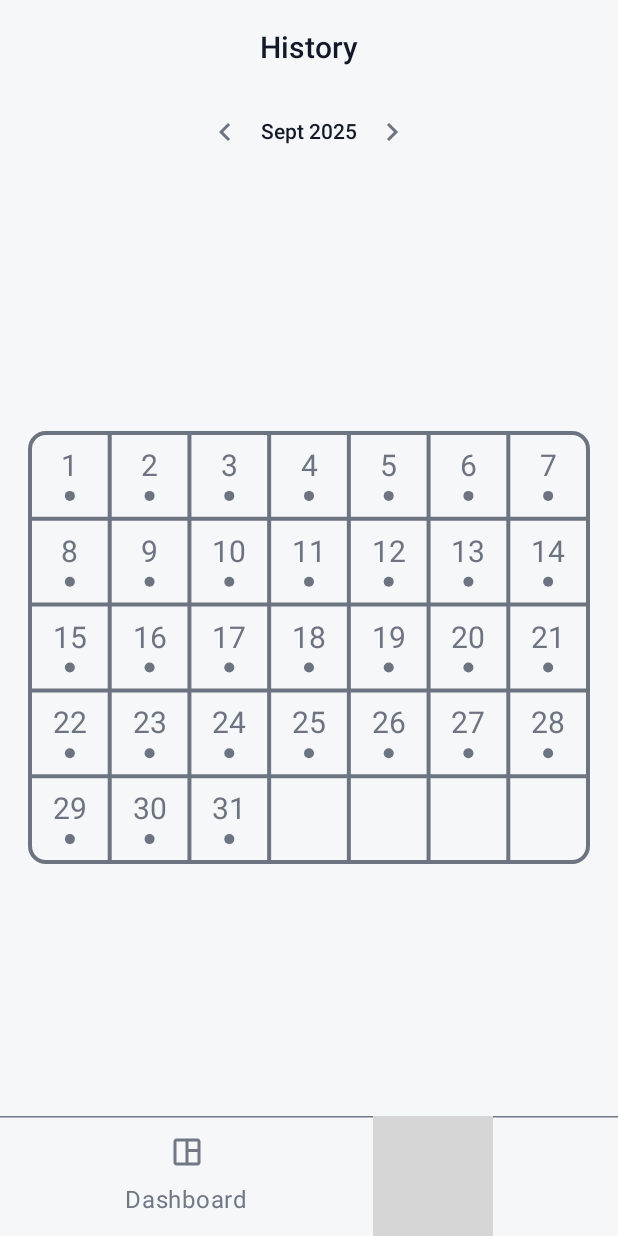
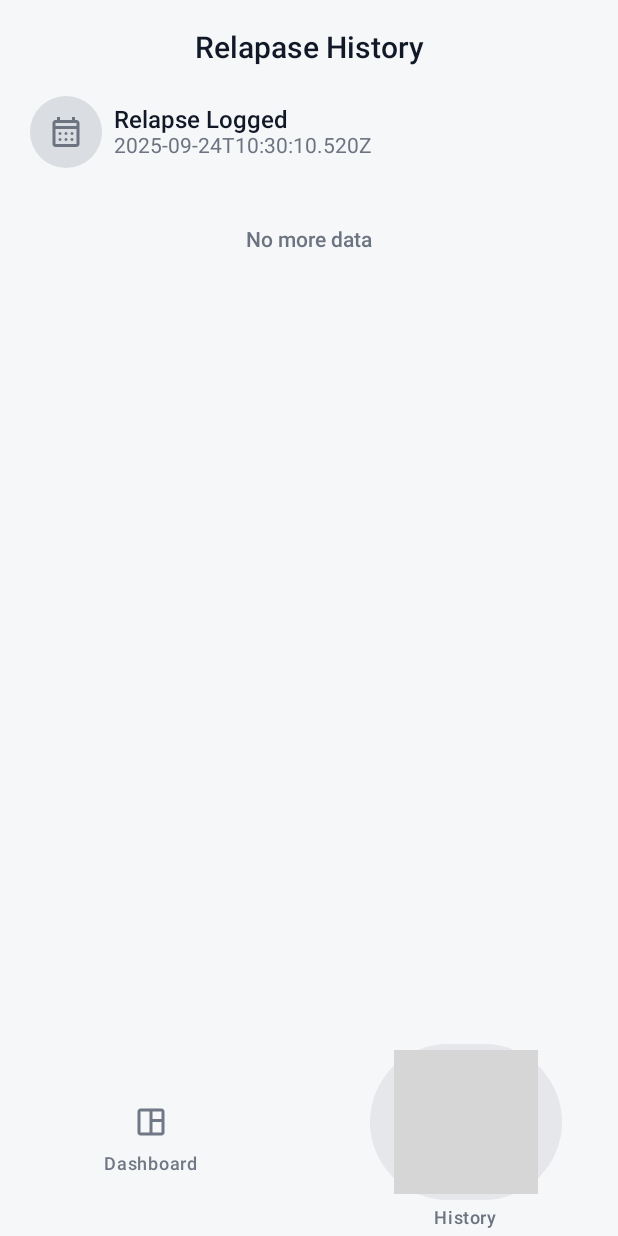
Before and after one commit to notsatria/stop-pmo, an Android app built with Jetpack Compose: the HistoryRoute screen opened through its navigation route, on a phone screen of 412 x 824 dp. Run offline under Robolectric (Android 15) with nearby library versions, the phone set to English and light mode, and no system bars; our stand-ins replace Material 3 Expressive styles (plain Material 3 is drawn), Room's generated code, Timber; grey boxes are pictures that could not be loaded.

Commit message:
feat: Add HistoryViewModel and integrate History screen with navigation

```diff
--- a/app/src/main/java/dev/notsatria/stop_pmo/MainActivity.kt
+++ b/app/src/main/java/dev/notsatria/stop_pmo/MainActivity.kt
@@ -48,9 +48,12 @@ private fun App(
     CompositionLocalProvider(LocalTheme provides themeColors) {
         MaterialTheme {
             Scaffold(bottomBar = {
-                if (currentRoute in bottomBarVisibleRoutes) BottomNavBar(currentRoute = currentRoute)
+                if (currentRoute in bottomBarVisibleRoutes) BottomNavBar(
+                    currentRoute = currentRoute,
+                    navController = navController
+                )
             }) { innerPadding ->
-                PMONavHost(modifier = Modifier.padding(innerPadding), navController = navController)
+                PMONavHost(modifier = Modifier, navController = navController)
             }
         }
     }
--- a/app/src/main/java/dev/notsatria/stop_pmo/data/local/dao/RelapseDao.kt
+++ b/app/src/main/java/dev/notsatria/stop_pmo/data/local/dao/RelapseDao.kt
@@ -25,4 +25,7 @@ interface RelapseDao {
 
     @Query("SELECT * FROM relapse_events ORDER BY occurredAt DESC LIMIT :count")
     fun recentRelapses(count: Int): Flow<List<RelapseEventEntity>>
+
+    @Query("SELECT * FROM relapse_events ORDER BY occurredAt DESC LIMIT :count OFFSET :offset")
+    suspend fun getRelapseHistory(count: Int, offset: Int): List<RelapseEventEntity>
 }
--- a/app/src/main/java/dev/notsatria/stop_pmo/data/repository/RelapseRepositoryImpl.kt
+++ b/app/src/main/java/dev/notsatria/stop_pmo/data/repository/RelapseRepositoryImpl.kt
@@ -44,4 +44,11 @@ class RelapseRepositoryImpl(private val dao: RelapseDao) : RelapseRepository {
             list.map { it.toDomainModel() }
         }
     }
+
+    override suspend fun getRelapseHistory(
+        count: Int,
+        offset: Int
+    ): List<RelapseEvent> {
+        return dao.getRelapseHistory(count, offset).map { it.toDomainModel() }
+    }
 }
--- a/app/src/main/java/dev/notsatria/stop_pmo/di/AppModule.kt
+++ b/app/src/main/java/dev/notsatria/stop_pmo/di/AppModule.kt
@@ -5,6 +5,7 @@ import dev.notsatria.stop_pmo.data.local.dao.RelapseDao
 import dev.notsatria.stop_pmo.data.repository.RelapseRepositoryImpl
 import dev.notsatria.stop_pmo.domain.repository.RelapseRepository
 import dev.notsatria.stop_pmo.ui.screen.dashboard.DashboardViewModel
+import dev.notsatria.stop_pmo.ui.screen.history.HistoryViewModel
 import org.koin.android.ext.koin.androidContext
 import org.koin.core.module.dsl.viewModelOf
 import org.koin.dsl.module
@@ -27,4 +28,5 @@ val repositoryModule = module {
 
 val viewModelModule = module {
     viewModelOf(::DashboardViewModel)
+    viewModelOf(::HistoryViewModel)
 }
--- a/app/src/main/java/dev/notsatria/stop_pmo/domain/repository/RelapseRepository.kt
+++ b/app/src/main/java/dev/notsatria/stop_pmo/domain/repository/RelapseRepository.kt
@@ -10,8 +10,8 @@ interface RelapseRepository {
     suspend fun lastRelapse(): RelapseEvent?
     fun allRelapseFlow(): Flow<List<RelapseEvent>>
     suspend fun clearAll()
-
     @OptIn(ExperimentalTime::class)
     fun lastRelapseTimeFlow(): Flow<Instant?>
     fun recentRelapses(count: Int): Flow<List<RelapseEvent>>
+    suspend fun getRelapseHistory(count: Int, offset: Int): List<RelapseEvent>
 }
--- a/app/src/main/java/dev/notsatria/stop_pmo/ui/components/BotttomNavBar.kt
+++ b/app/src/main/java/dev/notsatria/stop_pmo/ui/components/BotttomNavBar.kt
@@ -1,29 +1,37 @@
 package dev.notsatria.stop_pmo.ui.components
 
-import androidx.compose.foundation.layout.Arrangement
+import android.content.res.Configuration
 import androidx.compose.foundation.layout.Box
 import androidx.compose.foundation.layout.Column
-import androidx.compose.foundation.layout.Row
 import androidx.compose.foundation.layout.Spacer
 import androidx.compose.foundation.layout.fillMaxSize
-import androidx.compose.foundation.layout.fillMaxWidth
 import androidx.compose.foundation.layout.height
 import androidx.compose.material3.HorizontalDivider
 import androidx.compose.material3.Icon
+import androidx.compose.material3.NavigationBar
+import androidx.compose.material3.NavigationBarDefaults
+import androidx.compose.material3.NavigationBarItem
+import androidx.compose.material3.NavigationBarItemDefaults
 import androidx.compose.material3.Surface
 import androidx.compose.material3.Text
 import androidx.compose.runtime.Composable
-import androidx.compose.ui.Alignment
 import androidx.compose.ui.Modifier
 import androidx.compose.ui.res.painterResource
+import androidx.compose.ui.tooling.preview.Preview
 import androidx.compose.ui.unit.dp
+import androidx.navigation.NavHostController
+import androidx.navigation.compose.rememberNavController
 import dev.notsatria.stop_pmo.R
 import dev.notsatria.stop_pmo.navigation.NavItem
 import dev.notsatria.stop_pmo.navigation.Screen
 import dev.notsatria.stop_pmo.ui.theme.LocalTheme
 
 @Composable
-fun BottomNavBar(modifier: Modifier = Modifier, currentRoute: String?) {
+fun BottomNavBar(
+    modifier: Modifier = Modifier,
+    currentRoute: String?,
+    navController: NavHostController
+) {
     val theme = LocalTheme.current
     val navItems = listOf(
         NavItem(
@@ -37,45 +45,57 @@ fun BottomNavBar(modifier: Modifier = Modifier, currentRoute: String?) {
             screen = Screen.History
         ),
     )
-    Surface(
-        modifier
-            .fillMaxWidth()
-            .height(80.dp),
-        color = theme.surface,
-    ) {
-        Box(Modifier) {
-            HorizontalDivider(Modifier.fillMaxWidth(), color = theme.iconDisabled)
-            Row(
-                horizontalArrangement = Arrangement.SpaceEvenly,
-                verticalAlignment = Alignment.CenterVertically,
-                modifier = Modifier.fillMaxSize()
-            ) {
-                navItems.map { item ->
-                    BottomNavItem(
-                        item = item,
-                        isSelected = currentRoute == item.screen::class.qualifiedName
+    NavigationBar(modifier, windowInsets = NavigationBarDefaults.windowInsets, containerColor = theme.surface) {
+        navItems.map { item ->
+            NavigationBarItem(
+                selected = currentRoute == item.screen::class.qualifiedName,
+                onClick = {
+                    navController.navigate(item.screen) {
+                        popUpTo(navController.graph.id) {
+                            saveState = true
+                        }
+                        restoreState = true
+                        launchSingleTop = true
+                    }
+                },
+                icon = {
+                    Icon(
+                        painterResource(item.icon),
+                        contentDescription = item.label,
+                        tint = if (currentRoute == item.screen::class.qualifiedName) theme.iconPrimary else theme.iconDisabled
                     )
-                }
-            }
+                },
+                label = {
+                    Text(
+                        item.label,
+                        color = if (currentRoute == item.screen::class.qualifiedName) theme.iconPrimary else theme.iconDisabled
+                    )
+                },
+                alwaysShowLabel = true,
+                colors = NavigationBarItemDefaults.colors(
+                    selectedIconColor = theme.iconPrimary,
+                    unselectedIconColor = theme.iconDisabled,
+                    selectedTextColor = theme.iconPrimary,
+                    unselectedTextColor = theme.iconDisabled,
+                    indicatorColor = theme.iconPrimary.copy(alpha = 0.12f)
+                )
+            )
         }
     }
 }
 
+@Preview(uiMode = Configuration.UI_MODE_NIGHT_NO)
 @Composable
-fun BottomNavItem(modifier: Modifier = Modifier, item: NavItem, isSelected: Boolean) {
-    val theme = LocalTheme.current
-    Column(
-        modifier = modifier,
-        verticalArrangement = Arrangement.Center,
-        horizontalAlignment = Alignment.CenterHorizontally,
-    ) {
-        Icon(
-            painterResource(item.icon),
-            contentDescription = item.label,
-            modifier = modifier,
-            tint = if (isSelected) theme.iconPrimary else theme.iconDisabled
-        )
-        Spacer(Modifier.height(8.dp))
-        Text(item.label, color = if (isSelected) theme.iconPrimary else theme.iconDisabled)
+private fun Preview() {
+    Surface(Modifier.fillMaxSize()) {
+        Column {
+            Spacer(Modifier.height(50.dp))
+            Box(Modifier.weight(1f))
+            HorizontalDivider()
+            BottomNavBar(
+                currentRoute = Screen.Dashboard::class.qualifiedName,
+                navController = rememberNavController()
+            )
+        }
     }
 }
--- a/app/src/main/java/dev/notsatria/stop_pmo/ui/screen/dashboard/component/RecentActivityItem.kt
+++ b/app/src/main/java/dev/notsatria/stop_pmo/ui/components/HistoryItem.kt
@@ -1,11 +1,10 @@
-package dev.notsatria.stop_pmo.ui.screen.dashboard.component
+package dev.notsatria.stop_pmo.ui.components
 
 import androidx.compose.foundation.background
 import androidx.compose.foundation.layout.Box
 import androidx.compose.foundation.layout.Column
 import androidx.compose.foundation.layout.Row
 import androidx.compose.foundation.layout.Spacer
-import androidx.compose.foundation.layout.fillMaxWidth
 import androidx.compose.foundation.layout.padding
 import androidx.compose.foundation.layout.width
 import androidx.compose.foundation.shape.CircleShape
@@ -25,8 +24,9 @@ import dev.notsatria.stop_pmo.ui.theme.LocalTheme
 import dev.notsatria.stop_pmo.utils.toDayAgo
 
 @Composable
-fun RecentActivityItem(modifier: Modifier = Modifier, occurredAt: String) {
+fun HistoryItem(modifier: Modifier = Modifier, occurredAt: String, type: String) {
     val theme = LocalTheme.current
+    val subtitle = if (type == HistoryItemType.RECENT) occurredAt.toDayAgo() else occurredAt
     Row(
         modifier,
         verticalAlignment = Alignment.CenterVertically
@@ -36,7 +36,12 @@ fun RecentActivityItem(modifier: Modifier = Modifier, occurredAt: String) {
                 .clip(CircleShape)
                 .background(color = theme.buttonPrimary.copy(alpha = 0.2f))
         ) {
-            Icon(painterResource(R.drawable.ic_calendar), null, tint = theme.buttonPrimary, modifier = Modifier.padding(12.dp))
+            Icon(
+                painterResource(R.drawable.ic_calendar),
+                null,
+                tint = theme.buttonPrimary,
+                modifier = Modifier.padding(12.dp)
+            )
         }
         Spacer(Modifier.width(8.dp))
         Column {
@@ -49,7 +54,7 @@ fun RecentActivityItem(modifier: Modifier = Modifier, occurredAt: String) {
                 )
             )
             Text(
-                occurredAt.toDayAgo(),
+                subtitle,
                 style = TextStyle(
                     fontSize = 14.sp,
                     fontWeight = FontWeight.Normal,
@@ -59,3 +64,8 @@ fun RecentActivityItem(modifier: Modifier = Modifier, occurredAt: String) {
         }
     }
 }
+
+object HistoryItemType {
+    const val RECENT = "recent"
+    const val HISTORY = "history"
+}
--- a/app/src/main/java/dev/notsatria/stop_pmo/ui/screen/dashboard/DashboardScreen.kt
+++ b/app/src/main/java/dev/notsatria/stop_pmo/ui/screen/dashboard/DashboardScreen.kt
@@ -36,8 +36,10 @@ import androidx.compose.ui.unit.sp
 import androidx.lifecycle.compose.collectAsStateWithLifecycle
 import dev.notsatria.stop_pmo.domain.model.RelapseEvent
 import dev.notsatria.stop_pmo.ui.components.CenterTopBar
-import dev.notsatria.stop_pmo.ui.screen.dashboard.component.RecentActivityItem
+import dev.notsatria.stop_pmo.ui.components.HistoryItem
+import dev.notsatria.stop_pmo.ui.components.HistoryItemType
 import dev.notsatria.stop_pmo.ui.theme.LocalTheme
+import dev.notsatria.stop_pmo.utils.DummyData
 import dev.notsatria.stop_pmo.utils.toHHmmss
 import org.koin.androidx.compose.koinViewModel
 import kotlin.time.Duration
@@ -98,12 +100,13 @@ fun DashboardScreen(
             )
             Spacer(Modifier.height(20.dp))
             repeat(recentRelapses.size) {
-                RecentActivityItem(
+                HistoryItem(
                     Modifier
                         .fillMaxWidth()
                         .padding(horizontal = 20.dp)
                         .padding(bottom = 12.dp),
-                    occurredAt = recentRelapses[it].occurredAt
+                    occurredAt = recentRelapses[it].occurredAt,
+                    type = HistoryItemType.RECENT
                 )
             }
         }
@@ -158,6 +161,6 @@ private fun DayCounter(modifier: Modifier = Modifier, duration: Duration) {
 @Composable
 private fun PreviewDark() {
     MaterialTheme {
-        DashboardScreen()
+        DashboardScreen(recentRelapses = DummyData.generateRecentRelapses())
     }
 }
--- a/app/src/main/java/dev/notsatria/stop_pmo/ui/screen/history/HistoryScreen.kt
+++ b/app/src/main/java/dev/notsatria/stop_pmo/ui/screen/history/HistoryScreen.kt
@@ -1,21 +1,27 @@
 package dev.notsatria.stop_pmo.ui.screen.history
 
 import android.content.res.Configuration
-import androidx.compose.foundation.layout.Arrangement
-import androidx.compose.foundation.layout.Column
+import androidx.compose.foundation.layout.Box
 import androidx.compose.foundation.layout.Row
 import androidx.compose.foundation.layout.Spacer
-import androidx.compose.foundation.layout.aspectRatio
 import androidx.compose.foundation.layout.fillMaxSize
 import androidx.compose.foundation.layout.fillMaxWidth
 import androidx.compose.foundation.layout.height
 import androidx.compose.foundation.layout.padding
+import androidx.compose.foundation.lazy.LazyColumn
+import androidx.compose.foundation.lazy.items
+import androidx.compose.foundation.lazy.itemsIndexed
+import androidx.compose.foundation.lazy.rememberLazyListState
+import androidx.compose.material3.CircularProgressIndicator
 import androidx.compose.material3.Icon
 import androidx.compose.material3.IconButton
 import androidx.compose.material3.MaterialTheme
 import androidx.compose.material3.Scaffold
 import androidx.compose.material3.Text
 import androidx.compose.runtime.Composable
+import androidx.compose.runtime.LaunchedEffect
+import androidx.compose.runtime.getValue
+import androidx.compose.runtime.snapshotFlow
 import androidx.compose.ui.Alignment
 import androidx.compose.ui.Modifier
 import androidx.compose.ui.res.painterResource
@@ -23,46 +29,99 @@ import androidx.compose.ui.text.TextStyle
 import androidx.compose.ui.text.font.FontWeight
 import androidx.compose.ui.tooling.preview.Preview
 import androidx.compose.ui.unit.dp
-import androidx.compose.ui.unit.sp
+import androidx.lifecycle.compose.collectAsStateWithLifecycle
 import dev.notsatria.stop_pmo.R
-import dev.notsatria.stop_pmo.ui.components.Calendar
 import dev.notsatria.stop_pmo.ui.components.CenterTopBar
+import dev.notsatria.stop_pmo.ui.components.HistoryItem
+import dev.notsatria.stop_pmo.ui.components.HistoryItemType
 import dev.notsatria.stop_pmo.ui.theme.LocalTheme
 import dev.notsatria.stop_pmo.utils.DummyData
+import kotlinx.coroutines.flow.distinctUntilChanged
+import org.koin.androidx.compose.koinViewModel
 
 @Composable
-fun HistoryRoute(modifier: Modifier = Modifier) {
-    HistoryScreen()
+fun HistoryRoute(modifier: Modifier = Modifier, viewModel: HistoryViewModel = koinViewModel()) {
+    val uiState by viewModel.uiState.collectAsStateWithLifecycle()
+    HistoryScreen(
+        modifier = modifier,
+        uiState = uiState,
+        onLoadHistory = {
+            viewModel.loadNextPage()
+        }
+    )
 }
 
 @Composable
-fun HistoryScreen(modifier: Modifier = Modifier) {
+fun HistoryScreen(
+    modifier: Modifier = Modifier,
+    uiState: HistoryUiState = HistoryUiState(),
+    onLoadHistory: () -> Unit = {},
+) {
     val theme = LocalTheme.current
+    val listState = rememberLazyListState()
+    LaunchedEffect(listState) {
+        snapshotFlow {
+            val lastVisible = listState.layoutInfo.visibleItemsInfo.lastOrNull()?.index ?: -1
+            val total = listState.layoutInfo.totalItemsCount
+            Pair(lastVisible, total)
+        }.distinctUntilChanged()
+            .collect { (lastVisible, total) ->
+                if (lastVisible < 0 || total == 0) return@collect
+                val prefetch = 1
+                val shouldLoadMore = lastVisible >= total - prefetch
+                if (shouldLoadMore && !uiState.isLoading && !uiState.pageState.endReached) {
+                    onLoadHistory()
+                }
+            }
+    }
     Scaffold(
+        modifier,
         topBar = {
-            CenterTopBar(title = "History")
+            CenterTopBar(title = "Relapase History")
         },
         containerColor = theme.surface
     ) { innerPadding ->
-        Column(
+        LazyColumn(
             Modifier
                 .fillMaxSize()
-                .padding(innerPadding),
-            verticalArrangement = Arrangement.Top,
-            horizontalAlignment = Alignment.CenterHorizontally
+                .padding(innerPadding), state = listState
         ) {
-            MonthYearRow()
-            Spacer(Modifier.height(8.dp))
-            Calendar(
-                modifier = Modifier
-                    .padding(horizontal = 20.dp)
-                    .fillMaxSize()
-                    .aspectRatio(1.3f),
-                calendarInput = DummyData.generateCalendarInputList(),
-                onDayClick = {},
-                strokeWidth = 4f
-            )
-            Text("halo")
+            itemsIndexed(uiState.relapseHistory) { index, history ->
+                HistoryItem(
+                    Modifier
+                        .fillMaxWidth()
+                        .padding(bottom = 20.dp)
+                        .padding(horizontal = 20.dp),
+                    occurredAt = history.occurredAt,
+                    type = HistoryItemType.HISTORY
+                )
+                if (index == uiState.relapseHistory.lastIndex) {
+                    Box(modifier = Modifier.height( 20.dp))
+                }
+            }
+            item("footer") {
+                when {
+                    uiState.isLoading -> Box(
+                        Modifier.fillMaxWidth(),
+                        contentAlignment = Alignment.Center
+                    ) {
+                        CircularProgressIndicator()
+                    }
+
+                    uiState.pageState.endReached -> Box(
+                        Modifier.fillMaxWidth(),
+                        contentAlignment = Alignment.Center
+                    ) {
+                        Text(
+                            "No more data",
+                            style = TextStyle(
+                                fontWeight = FontWeight.SemiBold,
+                                color = theme.textSecondary
+                            )
+                        )
+                    }
+                }
+            }
         }
     }
 }
@@ -102,6 +161,6 @@ private fun MonthYearRow(
 @Composable
 fun HistoryScreenPreview(modifier: Modifier = Modifier) {
     MaterialTheme {
-        HistoryScreen()
+        HistoryScreen(uiState = HistoryUiState(DummyData.generateRecentRelapses()))
     }
 }
--- /dev/null
+++ b/app/src/main/java/dev/notsatria/stop_pmo/ui/screen/history/HistoryViewModel.kt
@@ -0,0 +1,68 @@
+package dev.notsatria.stop_pmo.ui.screen.history
+
+import androidx.lifecycle.ViewModel
+import androidx.lifecycle.viewModelScope
+import dev.notsatria.stop_pmo.di.repositoryModule
+import dev.notsatria.stop_pmo.domain.model.RelapseEvent
+import dev.notsatria.stop_pmo.domain.repository.RelapseRepository
+import kotlinx.coroutines.ExperimentalCoroutinesApi
+import kotlinx.coroutines.flow.MutableStateFlow
+import kotlinx.coroutines.flow.SharingStarted
+import kotlinx.coroutines.flow.asStateFlow
+import kotlinx.coroutines.flow.combine
+import kotlinx.coroutines.flow.flatMapLatest
+import kotlinx.coroutines.flow.stateIn
+import kotlinx.coroutines.flow.update
+import kotlinx.coroutines.launch
+
+data class HistoryUiState(
+    val relapseHistory: List<RelapseEvent> = emptyList(),
+    val pageState: PageState = PageState(),
+    val error: Throwable? = null,
+    val isLoading: Boolean = false
+)
+
+data class PageState(
+    val pageSize: Int = 15,
+    val offset: Int = 0,
+    val endReached: Boolean = false,
+)
+
+class HistoryViewModel(private val repository: RelapseRepository) : ViewModel() {
+    private val _uiState = MutableStateFlow(HistoryUiState())
+    val uiState = _uiState.asStateFlow()
+
+    init {
+        loadNextPage()
+    }
+
+    fun loadNextPage() {
+        val uiState = _uiState.value
+        if (uiState.isLoading || uiState.pageState.endReached) return
+
+        viewModelScope.launch {
+            _uiState.update { it.copy(isLoading = true, error = null) }
+            runCatching {
+                repository.getRelapseHistory(
+                    count = uiState.pageState.pageSize,
+                    offset = uiState.pageState.offset
+                )
+            }.onSuccess { newData ->
+                val endReached = newData.size < uiState.pageState.pageSize
+                _uiState.update {
+                    it.copy(
+                        relapseHistory = it.relapseHistory + newData,
+                        pageState = it.pageState.copy(
+                            offset = it.pageState.offset + newData.size,
+                            endReached = endReached
+                        ),
+                        isLoading = false
+                    )
+                }
+            }.onFailure { error ->
+                _uiState.update { it.copy(isLoading = false, error = error) }
+            }
+        }
+    }
+
+}
--- a/app/src/main/java/dev/notsatria/stop_pmo/utils/DummyData.kt
+++ b/app/src/main/java/dev/notsatria/stop_pmo/utils/DummyData.kt
@@ -16,4 +16,14 @@ object DummyData {
             )
         )
     }
+
+    fun generateRecentRelapses(): List<RelapseEvent> {
+        return List(10) { index ->
+            RelapseEvent(
+                id = index + 1,
+                occurredAt = "2023-09-${if (index + 1 < 10) "0${index + 1}" else index + 1}T12:00:00Z",
+                note = if (index % 2 == 0) "Relapsed on day ${index + 1}" else null
+            )
+        }
+    }
 }
```
Also changed, not shown: app/src/main/java/dev/notsatria/stop_pmo/utils/DateUtils.kt (renamed from app/src/main/java/dev/notsatria/stop_pmo/utils/Extension.kt, +12 -1 lines).
